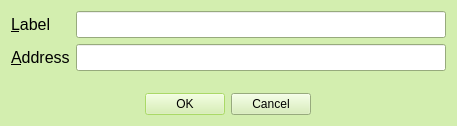
Old version of the form src/qt/forms/editaddressdialog.ui in the repository teambean/BeanCash.
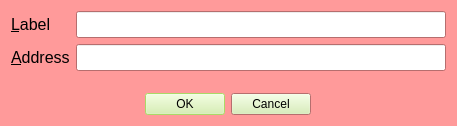
New version of the form. Icons and pictures are not drawn.

Patch:
```diff
--- a/src/qt/forms/editaddressdialog.ui
+++ b/src/qt/forms/editaddressdialog.ui
@@ -34,9 +34,9 @@
      <colorrole role="Window">
       <brush brushstyle="SolidPattern">
        <color alpha="255">
-        <red>211</red>
-        <green>238</green>
-        <blue>175</blue>
+        <red>255</red>
+        <green>154</green>
+        <blue>154</blue>
        </color>
       </brush>
      </colorrole>
@@ -90,9 +90,9 @@
      <colorrole role="Window">
       <brush brushstyle="SolidPattern">
        <color alpha="255">
-        <red>211</red>
-        <green>238</green>
-        <blue>175</blue>
+        <red>255</red>
+        <green>154</green>
+        <blue>154</blue>
        </color>
       </brush>
      </colorrole>
@@ -137,18 +137,18 @@
      <colorrole role="Base">
       <brush brushstyle="SolidPattern">
        <color alpha="255">
-        <red>211</red>
-        <green>238</green>
-        <blue>175</blue>
+        <red>255</red>
+        <green>154</green>
+        <blue>154</blue>
        </color>
       </brush>
      </colorrole>
      <colorrole role="Window">
       <brush brushstyle="SolidPattern">
        <color alpha="255">
-        <red>211</red>
-        <green>238</green>
-        <blue>175</blue>
+        <red>255</red>
+        <green>154</green>
+        <blue>154</blue>
        </color>
       </brush>
      </colorrole>
```
